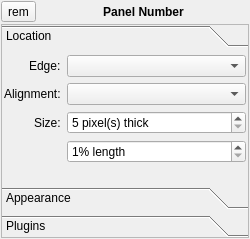
Before: the Qt Designer form lumina-config/PanelWidget.ui in lumina-desktop/lumina, drawn with Qt 5.
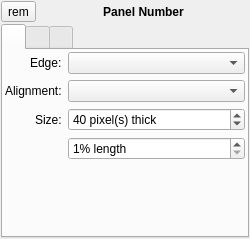
After: the same form once the commit is applied.

Commit message: Update the widget used for panel information: Now it is quite a bit easier to read/use.

What changed in the file:
```diff
--- a/lumina-config/PanelWidget.ui
+++ b/lumina-config/PanelWidget.ui
@@ -75,23 +75,21 @@
     </layout>
    </item>
    <item>
-    <widget class="QToolBox" name="toolBox">
-     <property name="frameShape">
-      <enum>QFrame::StyledPanel</enum>
-     </property>
+    <widget class="QTabWidget" name="tabWidget">
      <property name="currentIndex">
       <number>0</number>
      </property>
-     <widget class="QWidget" name="page">
-      <property name="geometry">
-       <rect>
-        <x>0</x>
-        <y>0</y>
-        <width>246</width>
-        <height>125</height>
-       </rect>
-      </property>
-      <attribute name="label">
+     <property name="iconSize">
+      <size>
+       <width>22</width>
+       <height>22</height>
+      </size>
+     </property>
+     <widget class="QWidget" name="tabWidgetPage1" native="true">
+      <attribute name="title">
+       <string notr="true"/>
+      </attribute>
+      <attribute name="toolTip">
        <string>Location</string>
       </attribute>
       <layout class="QFormLayout" name="formLayout">
@@ -148,6 +146,9 @@
          <property name="singleStep">
           <number>5</number>
          </property>
+         <property name="value">
+          <number>40</number>
+         </property>
         </widget>
        </item>
        <item row="3" column="1">
@@ -195,16 +196,11 @@
        </item>
       </layout>
      </widget>
-     <widget class="QWidget" name="page_3">
-      <property name="geometry">
-       <rect>
-        <x>0</x>
-        <y>0</y>
-        <width>246</width>
-        <height>125</height>
-       </rect>
-      </property>
-      <attribute name="label">
+     <widget class="QWidget" name="tabWidgetPage2" native="true">
+      <attribute name="title">
+       <string notr="true"/>
+      </attribute>
+      <attribute name="toolTip">
        <string>Appearance</string>
       </attribute>
       <layout class="QVBoxLayout" name="verticalLayout_2">
@@ -283,16 +279,11 @@
        </item>
       </layout>
      </widget>
-     <widget class="QWidget" name="page_2">
-      <property name="geometry">
-       <rect>
-        <x>0</x>
-        <y>0</y>
-        <width>260</width>
-        <height>112</height>
-       </rect>
-      </property>
-      <attribute name="label">
+     <widget class="QWidget" name="tabWidgetPage3" native="true">
+      <attribute name="title">
+       <string notr="true"/>
+      </attribute>
+      <attribute name="toolTip">
        <string>Plugins</string>
       </attribute>
       <layout class="QVBoxLayout" name="verticalLayout_3">
```
The commit also changes 3 other files.
